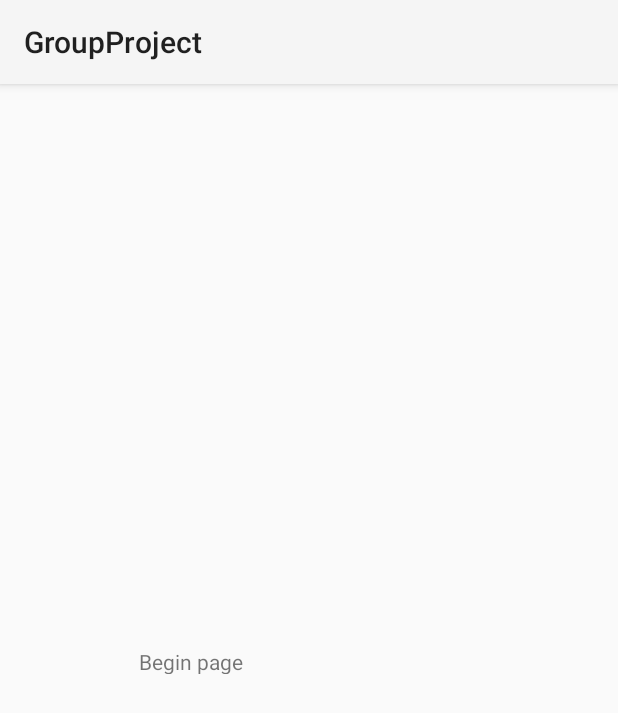
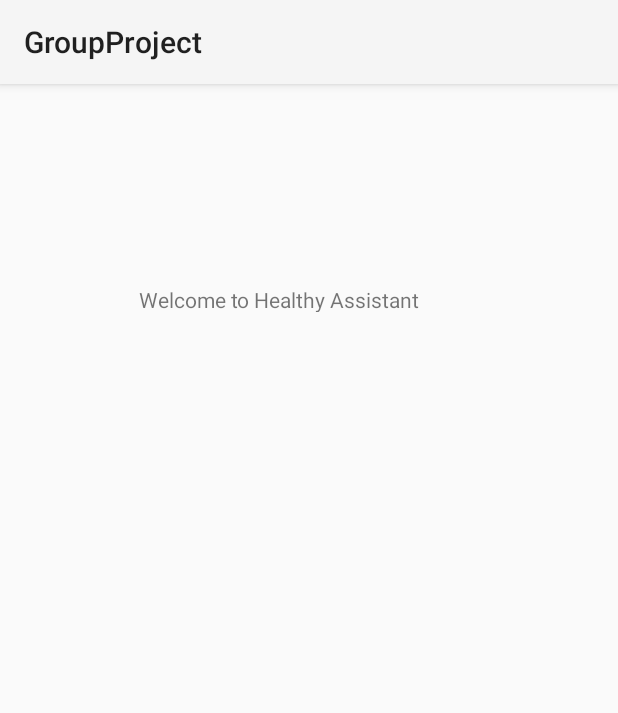
Before and after one commit to irritablebro/404GroupProject, an Android app: the begin_page screen opened directly, with no data from a screen before it, on a phone screen of 412 x 824 dp. Shown: the top 713 px of the screen. Run offline under Robolectric (Android 15) with nearby library versions, the phone set to English and light mode, and no system bars.

Commit message:
起始页文字

```diff
--- a/app/src/main/res/layout/activity_begin_page.xml
+++ b/app/src/main/res/layout/activity_begin_page.xml
@@ -10,9 +10,12 @@
         android:id="@+id/textView"
         android:layout_width="227dp"
         android:layout_height="18dp"
-        android:text="Begin page"
+        android:text="Welcome to Healthy Assistant"
         app:layout_constraintBottom_toBottomOf="parent"
         app:layout_constraintEnd_toEndOf="parent"
         app:layout_constraintStart_toStartOf="parent"
-        app:layout_constraintTop_toTopOf="parent" />
+        app:layout_constraintTop_toTopOf="parent"
+        app:layout_constraintVertical_bias="0.179" />
+
+
 </androidx.constraintlayout.widget.ConstraintLayout>
```
